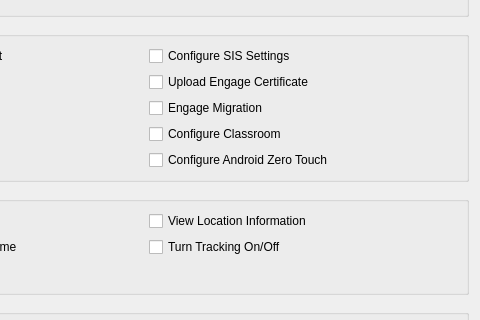
The window that FWAdminLib/AdminPermissionsWidget.ui (fw-dev/translations) describes before a commit, drawn with Qt 5; both pictures show x 501 to 981 and y 144 to 464 of the 981 by 1184 pixel window.
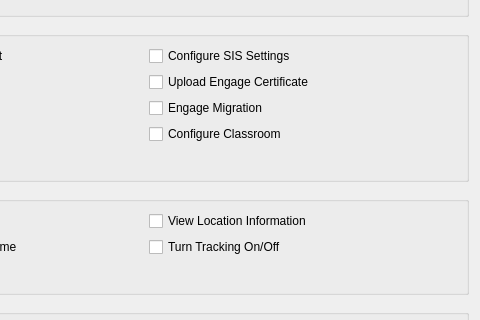
The same window after the commit.

The edit to the form file:
```diff
--- a/FWAdminLib/AdminPermissionsWidget.ui
+++ b/FWAdminLib/AdminPermissionsWidget.ui
@@ -201,13 +201,6 @@
         </property>
        </widget>
       </item>
-      <item row="4" column="2">
-       <widget class="QCheckBox" name="checkBoxConfigureAndroidZeroTouch">
-        <property name="text">
-         <string>Configure Android Zero Touch</string>
-        </property>
-       </widget>
-      </item>
      </layout>
     </widget>
    </item>
```
